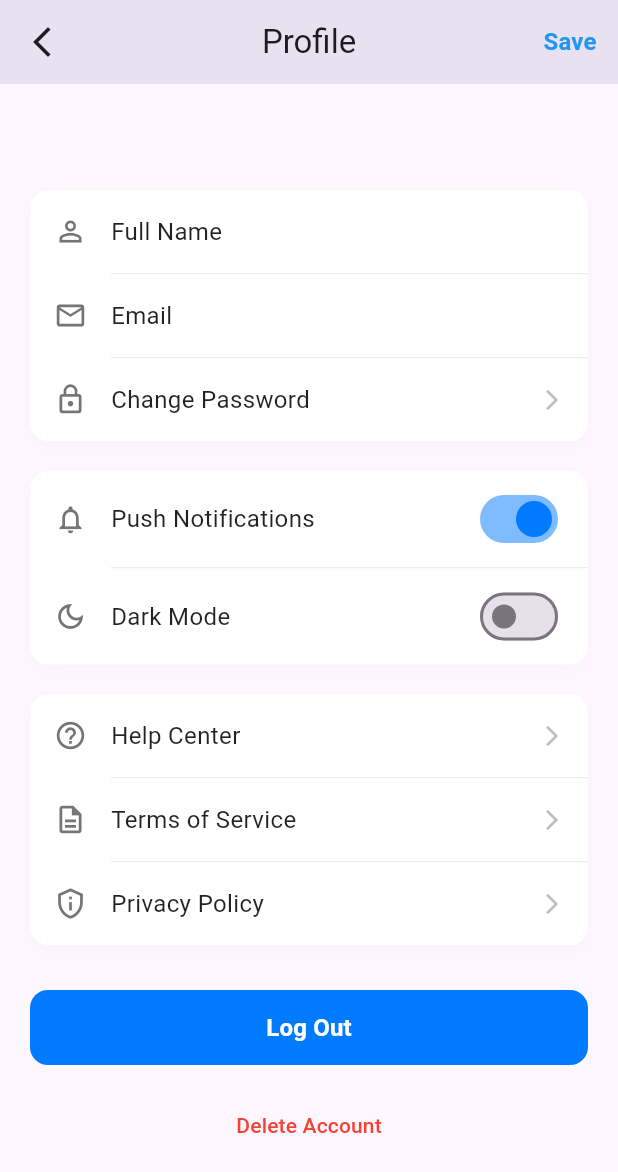
After one commit to ahmedmaboud/Electricity-Consumption-Calculator, a Flutter app: the ProfileScreen screen opened by its route, scrolled down 151 dp, after a tap on "Help Center", on a phone screen of 412 x 824 dp. The commit adds this screen. Shown: the top 1172 px of the screen. Run offline on Flutter 3.47's test engine with Material 3 defaults, Android fonts, the phone set to English and light mode, and no system bars; our stand-ins replace flutter_spinkit, get, image_picker, supabase_flutter; missing offline and left inert: google_mlkit_text_recognition; accounts and stored records are empty; network calls fail.

Commit message:
profile screen (just ui need some logic)

```diff
--- a/Application/lib/calculator_page.dart
+++ b/Application/lib/calculator_page.dart
@@ -37,6 +37,16 @@ class CalculatorPage extends GetView<CalculatorPageController> {
                   backgroundColor: Colors.blue.shade400,
                   colorText: Colors.white,
                 );
+              },
+            ),
+
+            IconButton(
+              icon: const Icon(
+                Icons.account_circle_outlined,
+                color: Colors.white,
+              ),
+              onPressed: () {
+                Get.toNamed('/profile');
               },
             ),
           ],
--- /dev/null
+++ b/Application/lib/controllers/profile_controller.dart
@@ -0,0 +1,67 @@
+import 'package:flutter/material.dart';
+import 'package:get/get.dart';
+import 'package:graduation_project_depi/entities/user_profile.dart';
+import 'package:graduation_project_depi/services/auth_service.dart';
+import 'package:graduation_project_depi/user_session.dart';
+
+class ProfileController extends GetxController {
+  final pushNotifications = true.obs;
+  final darkMode = false.obs;
+
+  late UserProfile? currentUser;
+
+  @override
+  void onInit() {
+    super.onInit();
+    currentUser = UserSession().currentUser;
+  }
+
+  void toggleNotifications(bool value) {
+    pushNotifications.value = value;
+  }
+
+  void toggleDarkMode(bool value) {
+    darkMode.value = value;
+    // Get.changeTheme(value ? ThemeData.dark() : ThemeData.light());
+  }
+
+  void saveSettings() {
+    // actual save logic here
+    Get.snackbar(
+      "Saved",
+      "Profile settings saved locally",
+      backgroundColor: Colors.green.shade400,
+      colorText: Colors.white,
+      snackPosition: SnackPosition.BOTTOM,
+    );
+  }
+
+  void logout() {
+    final service = Get.find<AuthService>();
+    service.logout();
+    UserSession().clear(); // Clear local session data
+    Get.offAllNamed('/login');
+    Get.snackbar(
+      "Logged Out",
+      "You have been logged out successfully!",
+      backgroundColor: Colors.blue.shade400,
+      colorText: Colors.white,
+    );
+  }
+
+  void deleteAccount() {
+    // Add delete account logic confirmation dialog here
+    Get.defaultDialog(
+      title: "Delete Account",
+      middleText:
+          "Are you sure you want to delete your account? This cannot be undone.",
+      textConfirm: "Delete",
+      textCancel: "Cancel",
+      confirmTextColor: Colors.white,
+      onConfirm: () {
+        // Call delete API
+        Get.back();
+      },
+    );
+  }
+}
--- a/Application/lib/main.dart
+++ b/Application/lib/main.dart
@@ -1,6 +1,7 @@
 import 'package:flutter/material.dart';
 import 'package:get/get.dart';
 import 'package:graduation_project_depi/controllers/calculator_page_controller.dart';
+import 'package:graduation_project_depi/profile_screen.dart';
 import 'package:graduation_project_depi/updated_password_screen.dart';
 import 'package:graduation_project_depi/user_session.dart';
 import 'package:graduation_project_depi/views/RegisterPgae.dart';
@@ -11,6 +12,7 @@ import 'package:supabase_flutter/supabase_flutter.dart';
 import 'calculator_page.dart';
 import 'controllers/forgot_password_controller.dart';
 import 'controllers/login_form_controller.dart';
+import 'controllers/profile_controller.dart';
 import 'controllers/register_form_controller.dart';
 import 'controllers/updated_password_controller.dart';
 import 'forgot_password_screen.dart';
@@ -81,6 +83,13 @@ class MyApp extends StatelessWidget {
             () => Get.lazyPut(() => UpdatePasswordController()),
           ),
         ),
+        GetPage(
+          name: '/profile',
+          page: () => const ProfileScreen(),
+          binding: BindingsBuilder(
+            () => Get.lazyPut<ProfileController>(() => ProfileController()),
+          ),
+        ),
       ],
     );
   }
--- /dev/null
+++ b/Application/lib/profile_screen.dart
@@ -0,0 +1,330 @@
+import 'package:flutter/material.dart';
+import 'package:get/get.dart';
+import '../controllers/profile_controller.dart';
+
+class ProfileScreen extends GetView<ProfileController> {
+  const ProfileScreen({super.key});
+
+  @override
+  Widget build(BuildContext context) {
+    return Scaffold(
+      appBar: AppBar(
+        leading: IconButton(
+          icon: const Icon(Icons.arrow_back_ios_new),
+          onPressed: () => Get.back(),
+        ),
+        title: const Text('Profile'),
+        centerTitle: true,
+        actions: [
+          TextButton(
+            onPressed: controller.saveSettings,
+            child: const Text(
+              'Save',
+              style: TextStyle(
+                color: Colors.blue,
+                fontSize: 16,
+                fontWeight: FontWeight.bold,
+              ),
+            ),
+          ),
+        ],
+      ),
+      body: ListView(
+        padding: const EdgeInsets.symmetric(horizontal: 20, vertical: 20),
+        children: [
+          Center(
+            child: Column(
+              children: [
+                Stack(
+                  children: [
+                    CircleAvatar(
+                      radius: 50,
+                      backgroundColor: Colors.grey.shade300,
+                      backgroundImage: const NetworkImage(
+                        'https://avatar.iran.liara.run/public/boy?username=Ash',
+                      ),
+                    ),
+                    Positioned(
+                      bottom: 0,
+                      right: 0,
+                      child: CircleAvatar(
+                        radius: 16,
+                        backgroundColor: Colors.blue,
+                        child: Icon(Icons.edit, size: 16, color: Colors.white),
+                      ),
+                    ),
+                  ],
+                ),
+                SizedBox(height: 16),
+                Text(
+                  controller.currentUser?.name ?? 'User',
+                  style: const TextStyle(
+                    fontSize: 22,
+                    fontWeight: FontWeight.bold,
+                    color: Colors.black,
+                  ),
+                ),
+                SizedBox(height: 4),
+                Text(
+                  controller.currentUser?.email ?? 'No Email',
+                  style: const TextStyle(fontSize: 14, color: Colors.grey),
+                ),
+              ],
+            ),
+          ),
+          const SizedBox(height: 30),
+
+          // --- Personal Info Section ---
+          ProfileSection(
+            children: [
+              ProfileItem(
+                icon: Icons.person_outline,
+                title: 'Full Name',
+                value: controller.currentUser?.name ?? 'User',
+              ),
+              const CustomDivider(),
+              ProfileItem(
+                icon: Icons.email_outlined,
+                title: 'Email',
+                value: controller.currentUser?.email ?? 'No Email',
+              ),
+              const CustomDivider(),
+
+              ProfileItem(
+                icon: Icons.lock_outline,
+                title: 'Change Password',
+                hasNavigation: true,
+                onTap: () => Get.toNamed('/update_password'),
+              ),
+            ],
+          ),
+
+          const SizedBox(height: 20),
+
+          // --- Settings Section ---
+          ProfileSection(
+            children: [
+              Obx(
+                () => SwitchItem(
+                  icon: Icons.notifications_none,
+                  title: 'Push Notifications',
+                  value: controller.pushNotifications.value,
+                  onChanged: controller.toggleNotifications,
+                ),
+              ),
+              const CustomDivider(),
+              Obx(
+                () => SwitchItem(
+                  icon: Icons.dark_mode_outlined,
+                  title: 'Dark Mode',
+                  value: controller.darkMode.value,
+                  onChanged: controller.toggleDarkMode,
+                ),
+              ),
+            ],
+          ),
+
+          const SizedBox(height: 20),
+
+          // --- Support Section ---
+          ProfileSection(
+            children: [
+              ProfileItem(
+                icon: Icons.help_outline,
+                title: 'Help Center',
+                hasNavigation: true,
+                onTap: () {},
+              ),
+              const CustomDivider(),
+              ProfileItem(
+                icon: Icons.description_outlined,
+                title: 'Terms of Service',
+                hasNavigation: true,
+                onTap: () {},
+              ),
+              const CustomDivider(),
+              ProfileItem(
+                icon: Icons.privacy_tip_outlined,
+                title: 'Privacy Policy',
+                hasNavigation: true,
+                onTap: () {},
+              ),
+            ],
+          ),
+
+          const SizedBox(height: 30),
+
+          // --- Action Buttons ---
+          SizedBox(
+            width: double.infinity,
+            height: 50,
+            child: ElevatedButton(
+              onPressed: controller.logout,
+              style: ElevatedButton.styleFrom(
+                backgroundColor: const Color(0xFF007AFF),
+                shape: RoundedRectangleBorder(
+                  borderRadius: BorderRadius.circular(12),
+                ),
+                elevation: 0,
+              ),
+              child: const Text(
+                'Log Out',
+                style: TextStyle(
+                  color: Colors.white,
+                  fontSize: 16,
+                  fontWeight: FontWeight.bold,
+                ),
+              ),
+            ),
+          ),
+          const SizedBox(height: 16),
+          TextButton(
+            onPressed: controller.deleteAccount,
+            child: const Text(
+              'Delete Account',
+              style: TextStyle(
+                color: Colors.red,
+                fontSize: 14,
+                fontWeight: FontWeight.w500,
+              ),
+            ),
+          ),
+          const SizedBox(height: 30),
+        ],
+      ),
+    );
+  }
+}
+
+// --- Reusable Components (Stateless) ---
+
+class ProfileSection extends StatelessWidget {
+  final List<Widget> children;
+  const ProfileSection({super.key, required this.children});
+
+  @override
+  Widget build(BuildContext context) {
+    return Container(
+      decoration: BoxDecoration(
+        color: Colors.white,
+        borderRadius: BorderRadius.circular(12),
+        boxShadow: [
+          BoxShadow(
+            color: Colors.black.withOpacity(0.02),
+            blurRadius: 10,
+            offset: const Offset(0, 5),
+          ),
+        ],
+      ),
+      child: Column(children: children),
+    );
+  }
+}
+
+class ProfileItem extends StatelessWidget {
+  final IconData icon;
+  final String title;
+  final String? value;
+  final bool hasNavigation;
+  final VoidCallback? onTap;
+
+  const ProfileItem({
+    super.key,
+    required this.icon,
+    required this.title,
+    this.value,
+    this.hasNavigation = false,
+    this.onTap,
+  });
+
+  @override
+  Widget build(BuildContext context) {
+    return InkWell(
+      onTap: onTap,
+      child: Padding(
+        padding: const EdgeInsets.symmetric(horizontal: 16, vertical: 16),
+        child: Row(
+          children: [
+            Icon(icon, color: Colors.grey[600], size: 22),
+            const SizedBox(width: 16),
+            Text(
+              title,
+              style: const TextStyle(
+                fontSize: 16,
+                fontWeight: FontWeight.w400,
+                color: Colors.black87,
+              ),
+            ),
+            const Spacer(),
+            if (value != null)
+              Text(
+                value!,
+                style: TextStyle(fontSize: 15, color: Colors.grey[600]),
+              ),
+            if (hasNavigation) ...[
+              if (value != null) const SizedBox(width: 8),
+              Icon(Icons.arrow_forward_ios, color: Colors.grey[400], size: 16),
+            ],
+          ],
+        ),
+      ),
+    );
+  }
+}
+
+class SwitchItem extends StatelessWidget {
+  final IconData icon;
+  final String title;
+  final bool value;
+  final ValueChanged<bool> onChanged;
+
+  const SwitchItem({
+    super.key,
+    required this.icon,
+    required this.title,
+    required this.value,
+    required this.onChanged,
+  });
+
+  @override
+  Widget build(BuildContext context) {
+    return Padding(
+      padding: const EdgeInsets.symmetric(horizontal: 16, vertical: 8),
+      child: Row(
+        children: [
+          Icon(icon, color: Colors.grey[600], size: 22),
+          const SizedBox(width: 16),
+          Expanded(
+            child: Text(
+              title,
+              style: const TextStyle(
+                fontSize: 16,
+                fontWeight: FontWeight.w400,
+                color: Colors.black87,
+              ),
+            ),
+          ),
+          Switch.adaptive(
+            value: value,
+            onChanged: onChanged,
+            activeColor: const Color(0xFF007AFF),
+          ),
+        ],
+      ),
+    );
+  }
+}
+
+class CustomDivider extends StatelessWidget {
+  const CustomDivider({super.key});
+
+  @override
+  Widget build(BuildContext context) {
+    return Divider(
+      height: 1,
+      thickness: 0.5,
+      color: Colors.grey[300],
+      indent: 54,
+    );
+  }
+}
```
